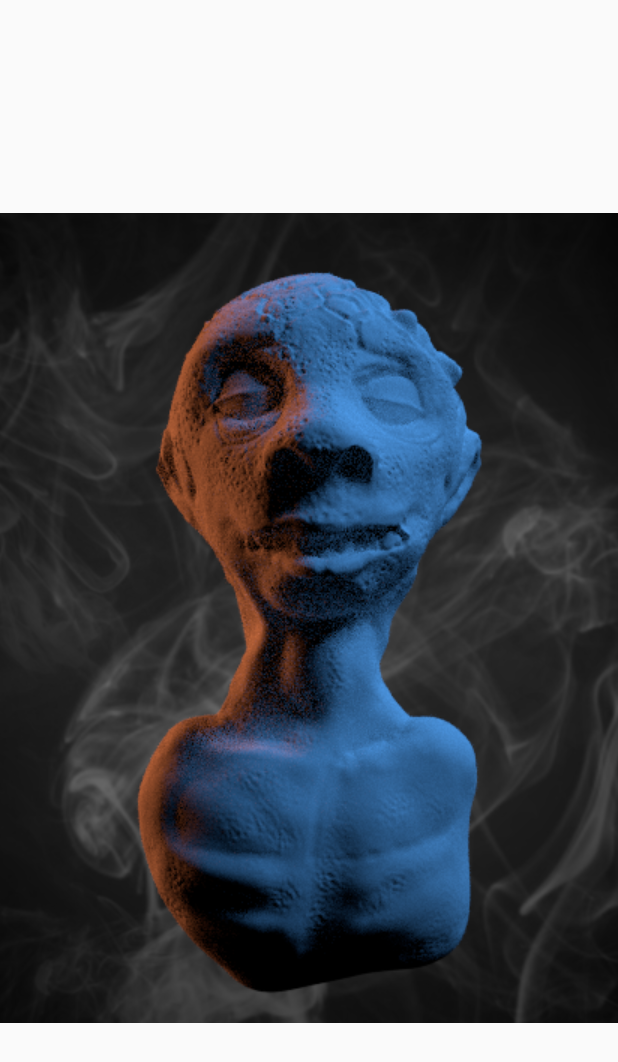
After one commit to Samuel-dot-cloud/ShockYou, an Android app: the layout activity_surprise.xml on its own in the app's theme, with its tools: preview values and no code run, on a phone screen of 412 x 824 dp. The commit adds this screen. Shown: the top 1062 px of the screen. Run offline under Robolectric (Android 15) with nearby library versions, the phone set to English and light mode, and no system bars.

Commit message:
Addition of a surprise activity and image and audio clips

```diff
--- a/app/build.gradle
+++ b/app/build.gradle
@@ -29,5 +29,10 @@ dependencies {
     testImplementation 'junit:junit:4.12'
     androidTestImplementation 'androidx.test.ext:junit:1.1.1'
     androidTestImplementation 'androidx.test.espresso:espresso-core:3.2.0'
+    implementation 'com.google.code.gson:gson:2.8.6'
+    implementation 'com.github.bumptech.glide:glide:4.11.0'
+    annotationProcessor 'com.github.bumptech.glide:compiler:4.11.0'
+    implementation 'com.jakewharton:butterknife:10.2.1'
+    annotationProcessor 'com.jakewharton:butterknife-compiler:10.2.1'
 
 }
--- /dev/null
+++ b/app/src/main/res/layout/activity_surprise.xml
@@ -0,0 +1,16 @@
+<?xml version="1.0" encoding="utf-8"?>
+<androidx.constraintlayout.widget.ConstraintLayout xmlns:android="http://schemas.android.com/apk/res/android"
+    xmlns:app="http://schemas.android.com/apk/res-auto"
+    xmlns:tools="http://schemas.android.com/tools"
+    android:layout_width="match_parent"
+    android:layout_height="match_parent"
+    tools:context=".SurpriseActivity">
+
+    <ImageView
+        android:id="@+id/imageView"
+        android:layout_width="match_parent"
+        android:layout_height="match_parent"
+        app:srcCompat="@drawable/bust_2"
+        android:scaleType="center"
+        android:contentDescription="@string/mummy_image"/>
+</androidx.constraintlayout.widget.ConstraintLayout>
--- a/app/src/main/res/values/strings.xml
+++ b/app/src/main/res/values/strings.xml
@@ -1,3 +1,4 @@
 <resources>
     <string name="app_name">ShockYou</string>
+    <string name="mummy_image">Mummy image</string>
 </resources>
```
Also changed, not shown: app/src/main/AndroidManifest.xml (+7 -3 lines), app/src/main/java/com/studiofive/shockyou/SurpriseActivity.java (added, +56 -0 lines), app/src/main/res/drawable/bust_1.png (added), app/src/main/res/drawable/bust_2.png (added), app/src/main/res/drawable/man_1.png (added), 3 other files.
